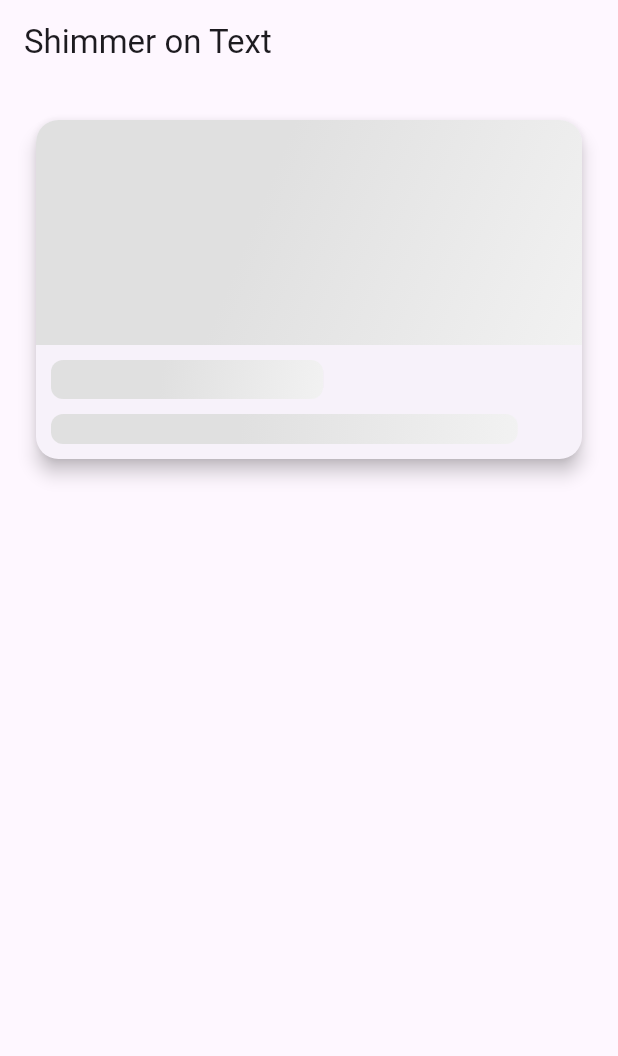
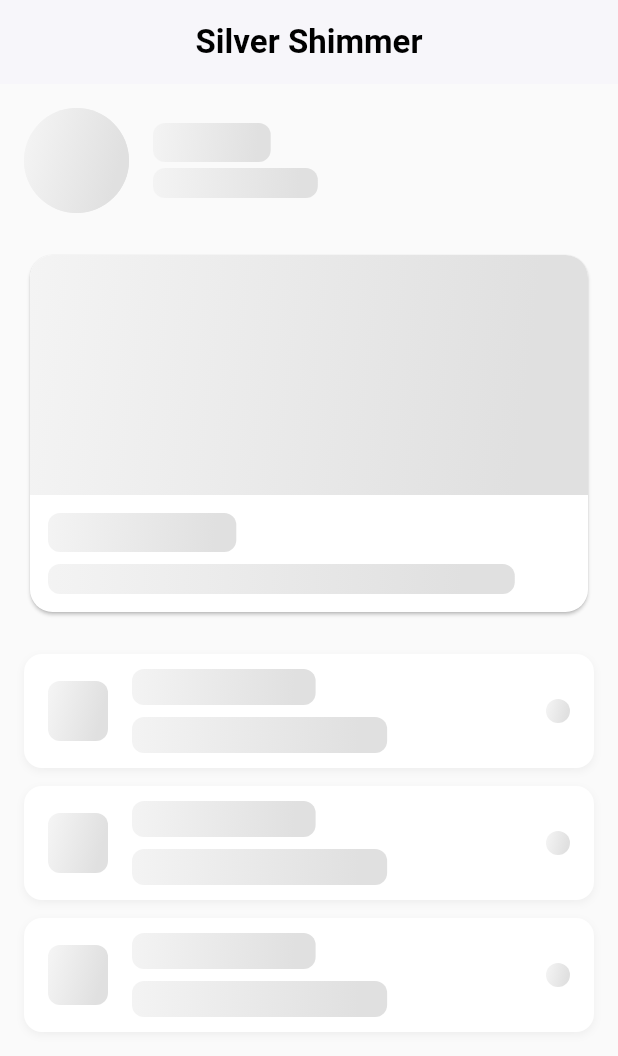
Before and after one commit to advait-bhitkar/silver_shimmer, a Flutter app: the first screen one second after launch, on a phone screen of 412 x 824 dp. Shown: the top 1056 px of the screen. Run offline on Flutter 3.47's test engine with Material 3 defaults, Android fonts, the phone set to English and light mode, and no system bars.

Commit message:
example changes

```diff
--- a/example/lib/main.dart
+++ b/example/lib/main.dart
@@ -3,13 +3,13 @@ import 'package:silver_shimmer/silver_shimmer.dart';
 
 void main() {
   ShimmerTheme().update(
-    duration: Duration(seconds: 3),
-    speedFactor: 3.5,
-    baseColor: Colors.grey[300]!,
-    highlightColor: Colors.grey[100]!,
+    duration: const Duration(seconds: 2),
+    speedFactor: 3.0,
+    baseColor: Colors.grey.shade300,
+    highlightColor: Colors.grey.shade100,
     direction: ShimmerDirection.leftToRight,
     effect: ShimmerEffect.classic,
-    angle: 45,
+    angle: 15,
   );
 
   runApp(MyApp());
@@ -26,7 +26,7 @@ class _MyAppState extends State<MyApp> {
   @override
   void initState() {
     super.initState();
-    Future.delayed(const Duration(seconds: 22), () {
+    Future.delayed(const Duration(seconds: 4), () {
       setState(() {
         _isLoading = false;
       });
@@ -36,49 +36,92 @@ class _MyAppState extends State<MyApp> {
   @override
   Widget build(BuildContext context) {
     return MaterialApp(
+      debugShowCheckedModeBanner: false,
+      title: 'Silver Shimmer Demo',
       home: Scaffold(
-        appBar: AppBar(title: const Text('Shimmer on Text')),
-        body: Padding(
-          padding: const EdgeInsets.all(20.0),
+        backgroundColor: Colors.grey.shade50,
+        appBar: AppBar(
+          backgroundColor: Colors.white,
+          elevation: 1,
+          title: const Text('Silver Shimmer',
+              style: TextStyle(color: Colors.black, fontWeight: FontWeight.bold)),
+          centerTitle: true,
+        ),
+        body: SingleChildScrollView(
+          padding: const EdgeInsets.all(16.0),
           child: Column(
             crossAxisAlignment: CrossAxisAlignment.start,
             children: [
-        Card(
+
+              /// Profile Section
+              Row(
+                children: [
+                  CircleAvatar(
+                    radius: 35,
+                    backgroundColor: Colors.grey.shade300,
+                    child: _isLoading
+                        ? null
+                        : ClipOval(
+                      child: Image.asset("assets/profile.jpg",
+                          fit: BoxFit.cover),
+                    ),
+                  ).shimmer(shimmer: _isLoading, borderRadius: 1234),
+                  const SizedBox(width: 16),
+                  Column(
+                    crossAxisAlignment: CrossAxisAlignment.start,
+                    children: [
+                      Text("John Doe",
+                          style: const TextStyle(
+                              fontSize: 18, fontWeight: FontWeight.bold))
+                          .shimmer(shimmer: _isLoading),
+                      const SizedBox(height: 4),
+                      Text("Flutter Developer",
+                          style: TextStyle(color: Colors.grey.shade600))
+                          .shimmer(shimmer: _isLoading),
+                    ],
+                  ),
+                ],
+              ),
+
+              const SizedBox(height: 24),
+
+              /// Card with Image + Text
+              Card(
+                color: Colors.white,
                 shape: RoundedRectangleBorder(
-                  borderRadius: BorderRadius.circular(15),
-                ),
-                elevation: 5,
+                    borderRadius: BorderRadius.circular(15)),
                 child: Column(
                   crossAxisAlignment: CrossAxisAlignment.start,
                   children: [
                     ClipRRect(
-                      borderRadius: BorderRadius.vertical(top: Radius.circular(15)),
+                      borderRadius:
+                      const BorderRadius.vertical(top: Radius.circular(15)),
                       child: Container(
-                        height: 150,
+                        height: 160,
                         width: double.infinity,
-                        color: Colors.grey[300],
+                        color: Colors.grey.shade300,
                         child: _isLoading
                             ? null
-                            : Image.network(
-                          'https://source.unsplash.com/300x200/?nature',
+                            : Image.asset(
+                          'assets/car.jpeg',
                           fit: BoxFit.cover,
                         ),
-                      ).shimmer(shimmer: _isLoading,
-                      ),
+                      ).shimmer(shimmer: _isLoading),
                     ),
                     Padding(
-                      padding: const EdgeInsets.all(10.0),
+                      padding: const EdgeInsets.all(12.0),
                       child: Column(
                         crossAxisAlignment: CrossAxisAlignment.start,
                         children: [
+                          Text("Red Sports Car",
+                              style: const TextStyle(
+                                  fontSize: 18,
+                                  fontWeight: FontWeight.bold))
+                              .shimmer(shimmer: _isLoading),
+                          const SizedBox(height: 8),
                           Text(
-                            'Beautiful Nature View',
-                            style: TextStyle(fontSize: 18, fontWeight: FontWeight.bold),
-                          ).shimmer(shimmer: _isLoading),
-                          const SizedBox(height: 10),
-                           Text(
-                            'This is a sample description of the card content.',
-                            style: TextStyle(color: Colors.grey[600]),
+                            "This is a sample description of the card content.",
+                            style: TextStyle(color: Colors.grey.shade600),
                           ).shimmer(shimmer: _isLoading),
                         ],
                       ),
@@ -86,6 +129,63 @@ class _MyAppState extends State<MyApp> {
                   ],
                 ),
               ),
+
+              const SizedBox(height: 24),
+
+              /// ListView Tiles
+              Column(
+                children: List.generate(
+                  3,
+                      (index) => Padding(
+                    padding: const EdgeInsets.only(bottom: 12.0),
+                    child: Container(
+                      decoration: BoxDecoration(
+                        color: Colors.white,
+                        borderRadius: BorderRadius.circular(12),
+                        boxShadow: [
+                          BoxShadow(
+                            color: Colors.grey.shade200,
+                            blurRadius: 4,
+                            offset: const Offset(0, 2),
+                          )
+                        ],
+                      ),
+                      child: ListTile(
+                        contentPadding: const EdgeInsets.symmetric(horizontal: 16, vertical: 2),
+                        leading: CircleAvatar(
+                          backgroundColor: Colors.grey.shade300,
+                          child: _isLoading
+                              ? null
+                              : const Icon(Icons.person, color: Colors.white),
+                        ).shimmer(shimmer: _isLoading),
+
+                        // Custom column for title + subtitle with spacing
+                        title: Column(
+                          crossAxisAlignment: CrossAxisAlignment.start,
+                          mainAxisSize: MainAxisSize.min,
+                          children: [
+                            Text("Contact Name $index")
+                                .shimmer(shimmer: _isLoading),
+                            const SizedBox(height: 8), // 8px spacing
+                            Text(
+                              "Subtitle text goes here",
+                              style: TextStyle(color: Colors.grey.shade600),
+                            ).shimmer(shimmer: _isLoading),
+                          ],
+                        ),
+
+                        trailing: Icon(
+                          Icons.arrow_forward_ios,
+                          size: 16,
+                          color: Colors.grey.shade500,
+                        ).shimmer(shimmer: _isLoading),
+                      ),
+                    ),
+                  ),
+                ),
+              ),
+
+              const SizedBox(height: 24),
             ],
           ),
         ),
```
Also changed, not shown: example/pubspec.yaml (+3 -4 lines), example/pubspec.lock, 201 other files.
